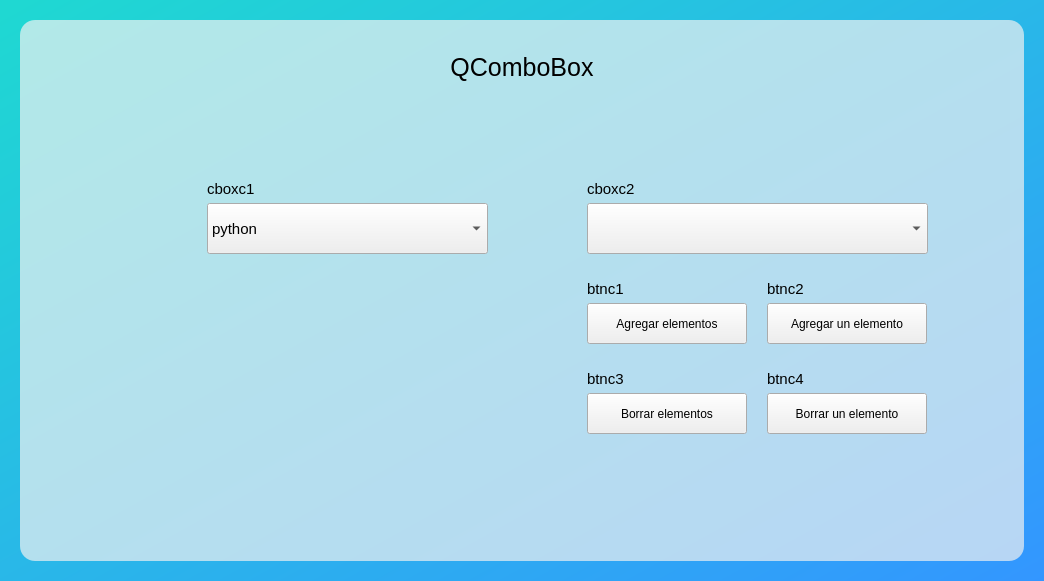
Before: the Qt Designer form view/ui_elementos.ui in ALEX7320/documentacionpyqt, drawn with Qt 5.
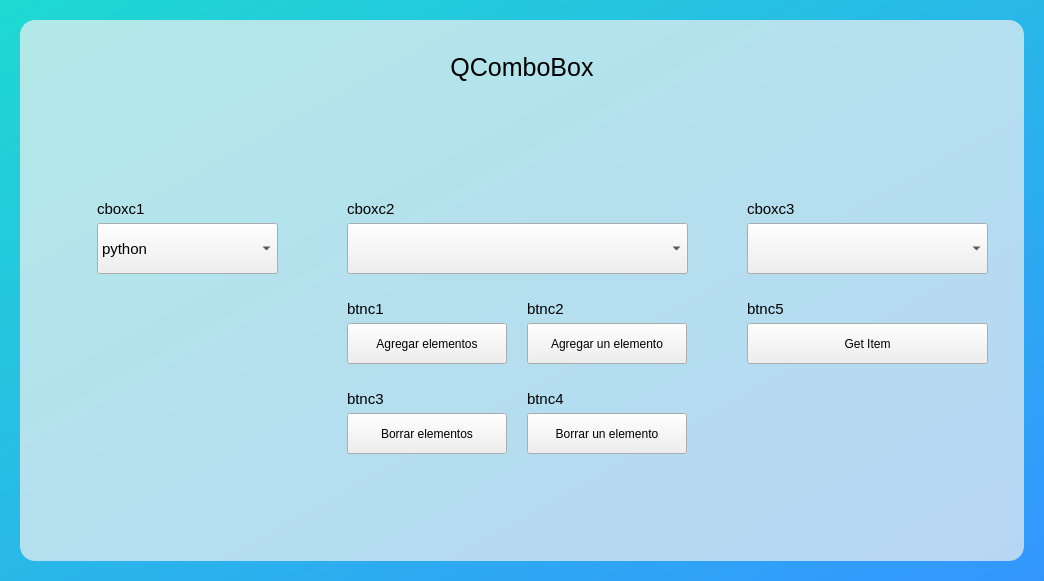
After: the same form once the commit is applied. The open tabs and pages were chosen to show the change.

Commit message: Más funciones del combobox

Diff of the .ui file:
```diff
--- a/view/ui_elementos.ui
+++ b/view/ui_elementos.ui
@@ -337,9 +337,9 @@
                    <widget class="QComboBox" name="cboxc1">
                     <property name="geometry">
                      <rect>
-                      <x>160</x>
-                      <y>110</y>
-                      <width>281</width>
+                      <x>50</x>
+                      <y>130</y>
+                      <width>181</width>
                       <height>51</height>
                      </rect>
                     </property>
@@ -388,8 +388,8 @@
                    <widget class="QComboBox" name="cboxc2">
                     <property name="geometry">
                      <rect>
-                      <x>540</x>
-                      <y>110</y>
+                      <x>300</x>
+                      <y>130</y>
                       <width>341</width>
                       <height>51</height>
                      </rect>
@@ -404,8 +404,8 @@
                    <widget class="QPushButton" name="btnc1">
                     <property name="geometry">
                      <rect>
-                      <x>540</x>
-                      <y>210</y>
+                      <x>300</x>
+                      <y>230</y>
                       <width>160</width>
                       <height>41</height>
                      </rect>
@@ -417,8 +417,8 @@
                    <widget class="QPushButton" name="btnc2">
                     <property name="geometry">
                      <rect>
-                      <x>720</x>
-                      <y>210</y>
+                      <x>480</x>
+                      <y>230</y>
                       <width>160</width>
                       <height>41</height>
                      </rect>
@@ -430,8 +430,8 @@
                    <widget class="QPushButton" name="btnc3">
                     <property name="geometry">
                      <rect>
-                      <x>540</x>
-                      <y>300</y>
+                      <x>300</x>
+                      <y>320</y>
                       <width>160</width>
                       <height>41</height>
                      </rect>
@@ -443,8 +443,8 @@
                    <widget class="QPushButton" name="btnc4">
                     <property name="geometry">
                      <rect>
-                      <x>720</x>
-                      <y>300</y>
+                      <x>480</x>
+                      <y>320</y>
                       <width>160</width>
                       <height>41</height>
                      </rect>
@@ -456,8 +456,8 @@
                    <widget class="QLabel" name="label_80">
                     <property name="geometry">
                      <rect>
-                      <x>160</x>
-                      <y>80</y>
+                      <x>50</x>
+                      <y>100</y>
                       <width>111</width>
                       <height>31</height>
                      </rect>
@@ -472,8 +472,8 @@
                    <widget class="QLabel" name="label_81">
                     <property name="geometry">
                      <rect>
-                      <x>540</x>
-                      <y>80</y>
+                      <x>300</x>
+                      <y>100</y>
                       <width>111</width>
                       <height>31</height>
                      </rect>
@@ -488,8 +488,8 @@
                    <widget class="QLabel" name="label_82">
                     <property name="geometry">
                      <rect>
-                      <x>540</x>
-                      <y>180</y>
+                      <x>300</x>
+                      <y>200</y>
                       <width>111</width>
                       <height>31</height>
                      </rect>
@@ -504,8 +504,8 @@
                    <widget class="QLabel" name="label_83">
                     <property name="geometry">
                      <rect>
-                      <x>720</x>
-                      <y>180</y>
+                      <x>480</x>
+                      <y>200</y>
                       <width>111</width>
                       <height>31</height>
                      </rect>
@@ -520,8 +520,8 @@
                    <widget class="QLabel" name="label_84">
                     <property name="geometry">
                      <rect>
-                      <x>720</x>
-                      <y>270</y>
+                      <x>480</x>
+                      <y>290</y>
                       <width>111</width>
                       <height>31</height>
                      </rect>
@@ -536,8 +536,8 @@
                    <widget class="QLabel" name="label_85">
                     <property name="geometry">
                      <rect>
-                      <x>540</x>
-                      <y>270</y>
+                      <x>300</x>
+                      <y>290</y>
                       <width>111</width>
                       <height>31</height>
                      </rect>
@@ -549,6 +549,67 @@
                      <string>btnc3</string>
                     </property>
                    </widget>
+                   <widget class="QComboBox" name="cboxc3">
+                    <property name="geometry">
+                     <rect>
+                      <x>700</x>
+                      <y>130</y>
+                      <width>241</width>
+                      <height>51</height>
+                     </rect>
+                    </property>
+                    <property name="styleSheet">
+                     <string notr="true">QComboBox{
+combobox-popup: 0;
+font-size:15px;
+}</string>
+                    </property>
+                   </widget>
+                   <widget class="QLabel" name="label_123">
+                    <property name="geometry">
+                     <rect>
+                      <x>700</x>
+                      <y>100</y>
+                      <width>111</width>
+                      <height>31</height>
+                     </rect>
+                    </property>
+                    <property name="styleSheet">
+                     <string notr="true">font-size:15px;</string>
+                    </property>
+                    <property name="text">
+                     <string>cboxc3</string>
+                    </property>
+                   </widget>
+                   <widget class="QPushButton" name="btnc5">
+                    <property name="geometry">
+                     <rect>
+                      <x>700</x>
+                      <y>230</y>
+                      <width>241</width>
+                      <height>41</height>
+                     </rect>
+                    </property>
+                    <property name="text">
+                     <string>Get Item</string>
+                    </property>
+                   </widget>
+                   <widget class="QLabel" name="label_125">
+                    <property name="geometry">
+                     <rect>
+                      <x>700</x>
+                      <y>200</y>
+                      <width>111</width>
+                      <height>31</height>
+                     </rect>
+                    </property>
+                    <property name="styleSheet">
+                     <string notr="true">font-size:15px;</string>
+                    </property>
+                    <property name="text">
+                     <string>btnc5</string>
+                    </property>
+                   </widget>
                   </widget>
                  </item>
                 </layout>
```
Left out of the diff: 2 changed lines with no effect on the pictures. The commit also changes 2 other files.
